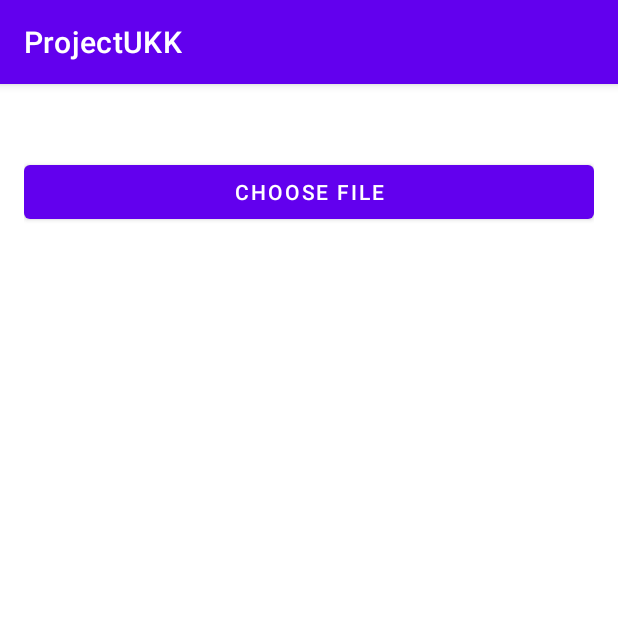
After one commit to komangss/ProjectUKK, an Android app: the ImageUploaderActivity screen opened directly, with no data from a screen before it, on a phone screen of 412 x 824 dp, the top half of it. The commit adds this screen. Run offline under Robolectric (Android 15) with nearby library versions, the phone set to English and light mode, and no system bars; pictures from the network do not load.

Commit message:
create select image and show it

```diff
--- a/app/build.gradle
+++ b/app/build.gradle
@@ -55,4 +55,6 @@ dependencies {
 
     implementation 'com.squareup.retrofit2:converter-gson:2.9.0'
     implementation 'com.squareup.retrofit2:retrofit:2.9.0'
+
+    implementation 'com.github.bumptech.glide:glide:4.12.0'
 }
--- a/app/src/main/AndroidManifest.xml
+++ b/app/src/main/AndroidManifest.xml
@@ -3,6 +3,7 @@
     package="com.komangss">
 
     <uses-permission android:name="android.permission.INTERNET" />
+    <uses-permission android:name="android.permission.READ_EXTERNAL_STORAGE" />
 
     <application
         android:allowBackup="true"
@@ -12,7 +13,8 @@
         android:supportsRtl="true"
         android:theme="@style/Theme.ProjectUKK"
         android:usesCleartextTraffic="true">
-        <activity android:name=".ui.auth.RegisterActivity"></activity>
+        <activity android:name=".ui.image.ImageUploaderActivity" />
+        <activity android:name=".ui.auth.RegisterActivity" />
         <activity android:name=".ui.auth.LoginActivity">
             <intent-filter>
                 <action android:name="android.intent.action.MAIN" />
--- a/app/src/main/java/com/komangss/datasource/network/instance/RetrofitBuilder.kt
+++ b/app/src/main/java/com/komangss/datasource/network/instance/RetrofitBuilder.kt
@@ -5,7 +5,7 @@ import retrofit2.Retrofit
 import retrofit2.converter.gson.GsonConverterFactory
 
 object RetrofitBuilder {
-    private const val BASE_URL = "http://192.168.0.108"
+    private const val BASE_URL = "http://192.168.0.102"
 
     private val retrofit = Retrofit.Builder()
         .baseUrl(BASE_URL)
--- a/app/src/main/java/com/komangss/ui/auth/LoginActivity.kt
+++ b/app/src/main/java/com/komangss/ui/auth/LoginActivity.kt
@@ -8,6 +8,7 @@ import androidx.lifecycle.lifecycleScope
 import com.komangss.R
 import com.komangss.datasource.network.instance.RetrofitBuilder
 import com.komangss.repository.AuthRepository
+import com.komangss.ui.image.ImageUploaderActivity
 import com.komangss.util.Resource
 import kotlinx.android.synthetic.main.activity_login.*
 import kotlinx.coroutines.launch
@@ -35,6 +36,7 @@ class LoginActivity : AppCompatActivity() {
                         }
                         is Resource.Success -> {
                             Toast.makeText(this@LoginActivity, response.data, Toast.LENGTH_SHORT).show()
+                            startActivity(Intent(this@LoginActivity, ImageUploaderActivity::class.java))
                         }
                         else -> Toast.makeText(this@LoginActivity, "Unknown Error", Toast.LENGTH_SHORT).show()
                     }
--- /dev/null
+++ b/app/src/main/res/layout/activity_image_uploader.xml
@@ -0,0 +1,29 @@
+<?xml version="1.0" encoding="utf-8"?>
+<androidx.constraintlayout.widget.ConstraintLayout xmlns:android="http://schemas.android.com/apk/res/android"
+    xmlns:app="http://schemas.android.com/apk/res-auto"
+    xmlns:tools="http://schemas.android.com/tools"
+    android:layout_width="match_parent"
+    android:padding="16dp"
+    android:layout_height="match_parent"
+    tools:context=".ui.image.ImageUploaderActivity">
+
+    <Button
+        android:id="@+id/btn_choose_file"
+        android:layout_width="0dp"
+        android:layout_height="wrap_content"
+        android:layout_marginTop="32dp"
+        android:text="Choose File"
+        app:layout_constraintEnd_toEndOf="parent"
+        app:layout_constraintStart_toStartOf="parent"
+        app:layout_constraintTop_toTopOf="parent" />
+
+    <ImageView
+        android:id="@+id/imageView"
+        android:layout_width="0dp"
+        android:layout_height="0dp"
+        android:layout_marginTop="24dp"
+        app:layout_constraintBottom_toBottomOf="parent"
+        app:layout_constraintEnd_toEndOf="parent"
+        app:layout_constraintStart_toStartOf="parent"
+        app:layout_constraintTop_toBottomOf="@+id/btn_choose_file" />
+</androidx.constraintlayout.widget.ConstraintLayout>
```
Also changed, not shown: app/src/main/java/com/komangss/ui/image/ImageUploaderActivity.kt (added, +104 -0 lines).
